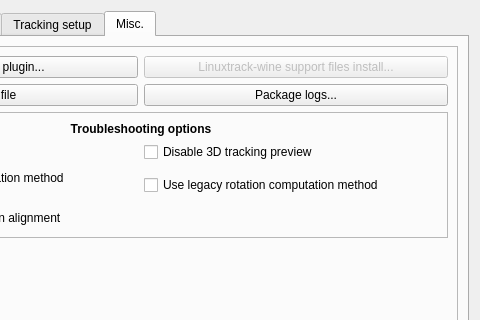
This is src/qt_gui/ltr.ui in mavak/linux-track as Qt 5 draws it before an edit; both pictures show x 198 to 678 and y 0 to 320 of the 678 by 425 pixel window. The edited form follows.
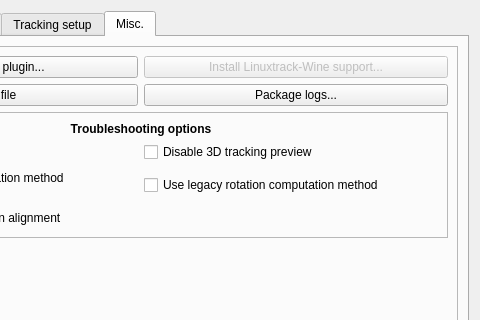
This is the edited form. The open tabs and pages were chosen to show the change. Icons and pictures are not drawn.

Commit message: Fixed configure not checking for bison presence. Revised help. Fixed problem with mickey on multimonitor setup. Minor changes in ltr_gui (cosmetic only). Added precompiled headers support to ltr_gui and mickey builds.

Patch:
```diff
--- a/src/qt_gui/ltr.ui
+++ b/src/qt_gui/ltr.ui
@@ -150,7 +150,7 @@
                <bool>false</bool>
               </property>
               <property name="text">
-               <string>Linuxtrack-wine support files install...</string>
+               <string>Install Linuxtrack-Wine support...</string>
               </property>
              </widget>
             </item>
```
The commit also changes 28 other files.
